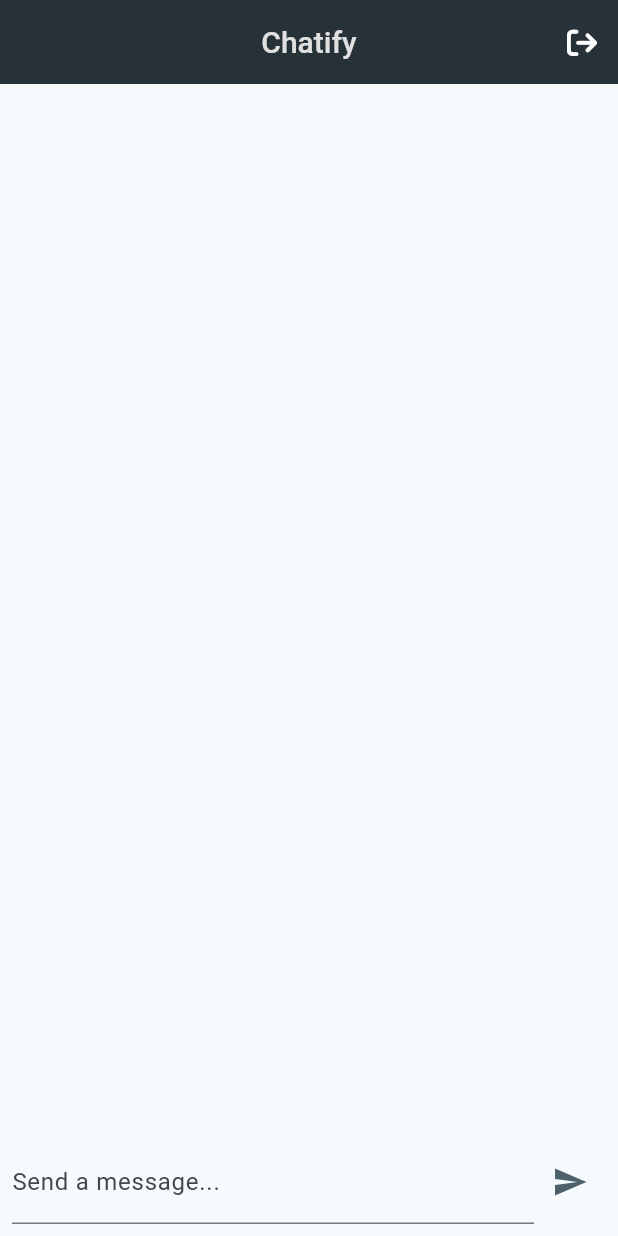
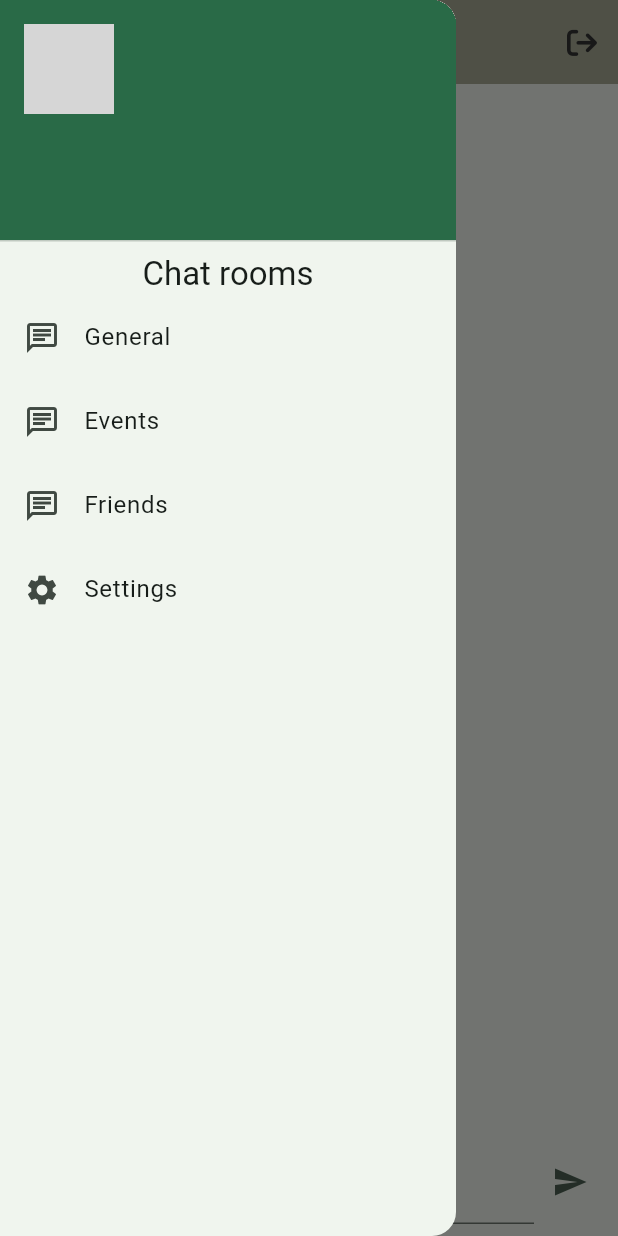
Before and after one commit to browsfer/Chatify, a Flutter app: the screen it shows once a user with an empty profile is signed in, with the side drawer open (before the commit the screen has no drawer), on a phone screen of 412 x 824 dp. Run offline on Flutter 3.47's test engine with Material 2 defaults, Android fonts, the phone set to English and light mode, and no system bars; our stand-ins replace cloud_firestore, firebase_auth, firebase_core, firebase_messaging, firebase_storage, font_awesome_flutter and 3 more; accounts and stored records are empty; generated files the repository leaves out were written again; network calls fail; project files that could hold a hidden picture were left out; grey boxes are pictures that could not be loaded.

Commit message:
Better theme + preparing drawer

```diff
--- a/lib/main.dart
+++ b/lib/main.dart
@@ -15,33 +15,51 @@ void main() async {
 class MyApp extends StatelessWidget {
   const MyApp({super.key});
 
-  // This widget is the root of your application.
   @override
   Widget build(BuildContext context) {
+    final ThemeData theme = ThemeData(
+      appBarTheme: const AppBarTheme(
+        backgroundColor: Color(0xFFC2BAA6),
+        actionsIconTheme: IconThemeData(color: Color(0xFF353535)),
+        elevation: 20,
+        titleTextStyle: TextStyle(
+          color: Color(0xFF353535),
+          fontSize: 20,
+          fontWeight: FontWeight.w500,
+        ),
+      ),
+      useMaterial3: true,
+      brightness: Brightness.light,
+      colorScheme: ColorScheme.fromSeed(
+        seedColor: const Color(0xFF8FBF9F),
+        background: const Color(0xFFEBE2CD),
+      ),
+    );
     return MaterialApp(
       title: 'Chatify',
-      theme: ThemeData(
-        appBarTheme: AppBarTheme(
-          color: Colors.blueGrey[900],
-          titleTextStyle: TextStyle(
-            color: Colors.grey[300],
-            fontSize: 20,
-            fontWeight: FontWeight.w500,
-          ),
-        ),
-        colorScheme: ColorScheme.fromSeed(
-          seedColor: Colors.blueGrey,
-          background: Colors.grey[300],
-        ),
-        useMaterial3: true,
-        textTheme: TextTheme(
-          headlineSmall: TextStyle(
-            color: Colors.grey[700],
-            fontSize: 20,
-            fontWeight: FontWeight.w500,
-          ),
-        ),
-      ),
+      theme: theme,
+      // theme: ThemeData(
+      //   appBarTheme: AppBarTheme(
+      //     backgroundColor: Colors.blueGrey,
+      //     titleTextStyle: TextStyle(
+      //       color: Colors.grey[300],
+      //       fontSize: 20,
+      //       fontWeight: FontWeight.w500,
+      //     ),
+      //   ),
+      //   colorScheme: ColorScheme.fromSeed(
+      //     seedColor: Colors.blueGrey,
+      //     background: Colors.grey[300],
+      //   ),
+      //   useMaterial3: true,
+      //   textTheme: TextTheme(
+      //     headlineSmall: TextStyle(
+      //       color: Colors.grey[700],
+      //       fontSize: 20,
+      //       fontWeight: FontWeight.w500,
+      //     ),
+      //   ),
+      // ),
       home: StreamBuilder(
         stream: FirebaseAuth.instance.authStateChanges(),
         builder: (context, snapshot) {
--- a/lib/screens/auth_screen.dart
+++ b/lib/screens/auth_screen.dart
@@ -150,6 +150,7 @@ class _AuthScreenState extends State<AuthScreen> {
 
                           // U S E R N A M E
                           MyTextField(
+                            prefixIcon: const Icon(Icons.person),
                             labelText: 'Username',
                             validator: (val) {
                               if (val!.isEmpty || val.length < 4) {
@@ -163,6 +164,7 @@ class _AuthScreenState extends State<AuthScreen> {
                         ],
 
                         MyTextField(
+                          prefixIcon: const Icon(Icons.email),
                           labelText: 'Email',
                           textController: _emailController,
                           validator: (val) {
@@ -176,6 +178,7 @@ class _AuthScreenState extends State<AuthScreen> {
 
                         // P A S W O R D
                         MyTextField(
+                          prefixIcon: const Icon(Icons.lock),
                           labelText: 'Password',
                           textController: _passwordController,
                           obscureText: true,
@@ -192,6 +195,7 @@ class _AuthScreenState extends State<AuthScreen> {
                           ),
                           // C O N F I R M  P A S S W O R D
                           MyTextField(
+                            prefixIcon: const Icon(Icons.lock_outline),
                             labelText: 'Confirm Password',
                             obscureText: true,
                             validator: (val) {
@@ -248,6 +252,10 @@ class _AuthScreenState extends State<AuthScreen> {
                                 ? 'Create new account'
                                 : 'Login instead'),
                           ),
+                        const SizedBox(height: 100),
+
+                        Text('Made with ❤️ by @browsfer',
+                            style: Theme.of(context).textTheme.headlineSmall),
                       ],
                     ),
                   ),
--- a/lib/screens/chat_screen.dart
+++ b/lib/screens/chat_screen.dart
@@ -1,4 +1,5 @@
 import 'package:chatify/widgets/chat_messages.dart';
+import 'package:chatify/widgets/drawer.dart';
 import 'package:chatify/widgets/new_message.dart';
 import 'package:firebase_auth/firebase_auth.dart';
 import 'package:flutter/material.dart';
@@ -12,6 +13,7 @@ class ChatScreen extends StatelessWidget {
   @override
   Widget build(BuildContext context) {
     return Scaffold(
+      drawer: const MyDrawer(),
       appBar: AppBar(
         centerTitle: true,
         title: const Text('Chatify'),
@@ -22,7 +24,6 @@ class ChatScreen extends StatelessWidget {
               FontAwesomeIcons.arrowRightFromBracket,
               size: 20,
             ),
-            color: Colors.white,
           ),
         ],
       ),
--- /dev/null
+++ b/lib/widgets/drawer.dart
@@ -0,0 +1,96 @@
+import 'package:cloud_firestore/cloud_firestore.dart';
+import 'package:firebase_auth/firebase_auth.dart';
+import 'package:flutter/material.dart';
+
+class MyDrawer extends StatelessWidget {
+  const MyDrawer({super.key});
+
+  @override
+  Widget build(BuildContext context) {
+    final user = FirebaseAuth.instance.currentUser;
+
+    return Drawer(
+      child: StreamBuilder(
+        stream: FirebaseFirestore.instance
+            .collection('users')
+            .doc(user!.uid)
+            .snapshots(),
+        builder: (ctx, userSnapshot) {
+          final userData = userSnapshot.data?.data();
+
+          if (userSnapshot.connectionState == ConnectionState.waiting) {
+            return const Center(child: CircularProgressIndicator());
+          }
+
+          return ListView(
+            padding: EdgeInsets.zero,
+            children: [
+              DrawerHeader(
+                decoration: BoxDecoration(
+                  color: Theme.of(context).colorScheme.primary,
+                ),
+                child: Column(
+                  crossAxisAlignment: CrossAxisAlignment.start,
+                  children: [
+                    CircleAvatar(
+                      radius: 30,
+                      backgroundImage: NetworkImage(userData!['image_url']),
+                    ),
+                    const SizedBox(height: 10),
+                    Text(
+                      userData['username'],
+                      style: const TextStyle(
+                        color: Colors.white,
+                        fontSize: 18,
+                      ),
+                    ),
+                    Text(
+                      user.email!,
+                      style: const TextStyle(
+                        color: Colors.white,
+                        fontSize: 16,
+                      ),
+                    ),
+                  ],
+                ),
+              ),
+              Text(
+                'Chat rooms',
+                style: Theme.of(context).textTheme.titleLarge,
+                textAlign: TextAlign.center,
+              ),
+              ListTile(
+                leading: const Icon(Icons.chat_outlined),
+                title: const Text('General'),
+                onTap: () {
+                  // Navigate to general schat screen
+                },
+              ),
+              ListTile(
+                leading: const Icon(Icons.chat_outlined),
+                title: const Text('Events'),
+                onTap: () {
+                  // Navigate to events chat screen
+                },
+              ),
+              ListTile(
+                leading: const Icon(Icons.chat_outlined),
+                title: const Text('Friends'),
+                onTap: () {
+                  // Navigate to friends chat screen
+                },
+              ),
+              ListTile(
+                leading: const Icon(Icons.settings),
+                title: const Text('Settings'),
+                onTap: () {
+                  // Navigate to settings screen
+                },
+              ),
+            ],
+          );
+        },
+      ),
+    );
+  }
+}
--- a/lib/widgets/message_bubble.dart
+++ b/lib/widgets/message_bubble.dart
@@ -92,7 +92,7 @@ class MessageBubble extends StatelessWidget {
                     decoration: BoxDecoration(
                       color: isMe
                           ? Theme.of(context).colorScheme.primary
-                          : Colors.teal,
+                          : Theme.of(context).colorScheme.secondary,
                       // Only show the message bubble's "speaking edge" if first in
                       // the chain.
                       // Whether the "speaking edge" is on the left or right depends
--- a/lib/widgets/my_text_field.dart
+++ b/lib/widgets/my_text_field.dart
@@ -5,6 +5,8 @@ class MyTextField extends StatelessWidget {
   final bool? obscureText;
   final TextEditingController? textController;
   final String? Function(String?)? validator;
+  final Widget? prefixIcon;
+  final Color? prefixIconColor;
 
   const MyTextField({
     super.key,
@@ -12,6 +14,8 @@ class MyTextField extends StatelessWidget {
     this.obscureText,
     this.textController,
     this.validator,
+    this.prefixIcon,
+    this.prefixIconColor,
   });
 
   @override
@@ -21,6 +25,9 @@ class MyTextField extends StatelessWidget {
       controller: textController,
       obscureText: obscureText ?? false,
       decoration: InputDecoration(
+        prefixIcon: prefixIcon,
+        prefixIconColor:
+            prefixIconColor ?? Theme.of(context).colorScheme.primary,
         labelText: labelText,
         border: const OutlineInputBorder(
           borderRadius: BorderRadius.all(Radius.circular(10)),
@@ -34,7 +41,7 @@ class MyTextField extends StatelessWidget {
           borderRadius: BorderRadius.all(Radius.circular(10)),
         ),
         filled: true,
-        fillColor: Colors.grey.shade200,
+        fillColor: Color(0xFFC2BAA6),
       ),
     );
   }
```
